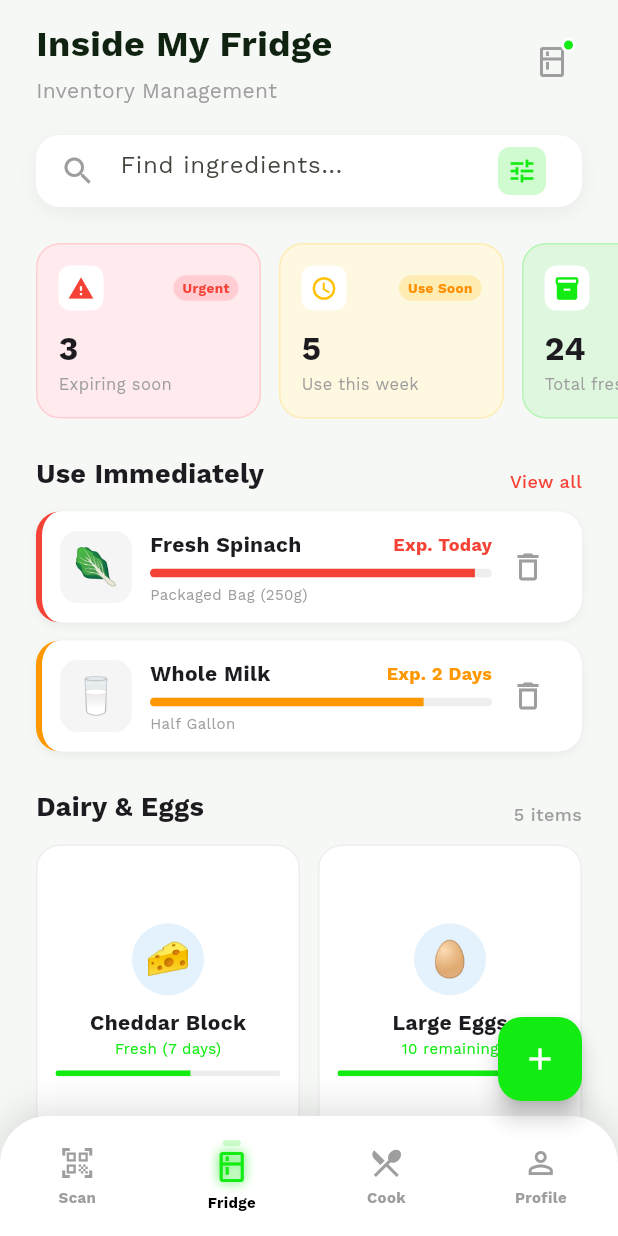
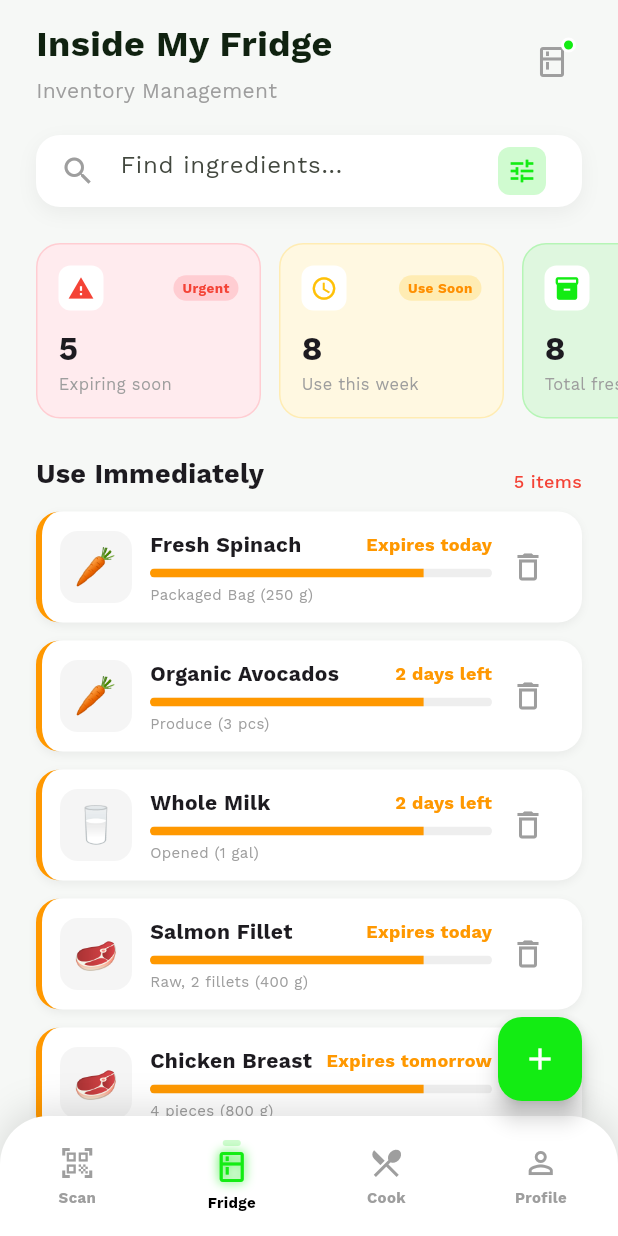
Before and after one commit to HalimACeylan/fresh-fridge, a Flutter app: the InsideFridgeScreen screen opened by its route, on a phone screen of 412 x 824 dp. Run offline on Flutter 3.47's test engine with Material 3 defaults, Android fonts, the phone set to English and light mode, and no system bars; our stand-ins replace google_fonts.

Commit message:
feat: Implement dynamic item filtering, display actual fridge items from `FridgeService`, and add an empty state to the fridge grid screen.

```diff
--- a/lib/screens/inside_fridge_screen.dart
+++ b/lib/screens/inside_fridge_screen.dart
@@ -1,5 +1,7 @@
 import 'package:flutter/material.dart';
+import 'package:fridge_app/models/fridge_item.dart';
 import 'package:fridge_app/routes.dart';
+import 'package:fridge_app/services/fridge_service.dart';
 import 'package:fridge_app/widgets/fridge_bottom_navigation.dart';
 import 'package:fridge_app/widgets/fridge_header.dart';
 
@@ -8,6 +10,11 @@ class InsideFridgeScreen extends StatelessWidget {
 
   @override
   Widget build(BuildContext context) {
+    final service = FridgeService.instance;
+    final stats = service.getStats();
+    final urgentItems = service.getExpiringItems();
+    final categories = service.getActiveCategories();
+
     return Scaffold(
       backgroundColor: const Color(0xFFF6F8F6),
       body: SafeArea(
@@ -22,91 +29,27 @@ class InsideFridgeScreen extends StatelessWidget {
                   child: ListView(
                     padding: const EdgeInsets.fromLTRB(24, 16, 24, 100),
                     children: [
-                      _buildStatsGrid(),
+                      _buildStatsGrid(stats),
                       const SizedBox(height: 24),
+                      // ── Urgent items ───────────────────────────
+                      if (urgentItems.isNotEmpty) ...[
                         _buildSectionHeader(
                           'Use Immediately',
-                        'View all',
+                          '${urgentItems.length} items',
                           isUrgent: true,
                         ),
                         const SizedBox(height: 12),
-                      _buildUrgentItem(
-                        context,
-                        icon: '🥬',
-                        name: 'Fresh Spinach',
-                        expiry: 'Exp. Today',
-                        detail: 'Packaged Bag (250g)',
-                        progress: 0.95,
-                        color: Colors.red,
+                        ...urgentItems.map(
+                          (item) => Padding(
+                            padding: const EdgeInsets.only(bottom: 12),
+                            child: _buildUrgentItem(context, item),
+                          ),
                         ),
                         const SizedBox(height: 12),
-                      _buildUrgentItem(
-                        context,
-                        icon: '🥛',
-                        name: 'Whole Milk',
-                        expiry: 'Exp. 2 Days',
-                        detail: 'Half Gallon',
-                        progress: 0.8,
-                        color: Colors.orange,
-                      ),
-                      const SizedBox(height: 24),
-                      _buildSectionHeader(
-                        'Dairy & Eggs',
-                        '5 items',
-                        isUrgent: false,
-                      ),
-                      const SizedBox(height: 12),
-                      GridView.count(
-                        shrinkWrap: true,
-                        physics: const NeverScrollableScrollPhysics(),
-                        crossAxisCount: 2,
-                        mainAxisSpacing: 12,
-                        crossAxisSpacing: 12,
-                        childAspectRatio: 0.85,
-                        children: [
-                          _buildGridItem(
-                            context,
-                            '🧀',
-                            'Cheddar Block',
-                            'Fresh (7 days)',
-                            0.6,
-                            const Color(0xFF13EC13),
-                          ),
-                          _buildGridItem(
-                            context,
-                            '🥚',
-                            'Large Eggs',
-                            '10 remaining',
-                            0.85,
-                            const Color(0xFF13EC13),
-                          ),
                       ],
-                      ),
-                      const SizedBox(height: 24),
-                      _buildSectionHeader(
-                        'Produce',
-                        '8 items',
-                        isUrgent: false,
-                      ),
-                      const SizedBox(height: 12),
-                      _buildListItem(
-                        context,
-                        '🥕',
-                        'Carrots',
-                        'Bag of 6 • Added 3 days ago',
-                        'Good',
-                        0.7,
-                        const Color(0xFF13EC13),
-                      ),
-                      const SizedBox(height: 12),
-                      _buildListItem(
-                        context,
-                        '🥑',
-                        'Avocados',
-                        '2 pcs • Ripe',
-                        'Use Soon',
-                        0.4,
-                        Colors.amber,
+                      // ── Category sections ──────────────────────
+                      ...categories.map(
+                        (cat) => _buildCategorySection(context, service, cat),
                       ),
                     ],
                   ),
@@ -136,6 +79,102 @@ class InsideFridgeScreen extends StatelessWidget {
       ),
     );
   }
+
+  // ── Category section builder ─────────────────────────────────────
+
+  Widget _buildCategorySection(
+    BuildContext context,
+    FridgeService service,
+    FridgeCategory category,
+  ) {
+    final items = service.getItemsByCategory(category);
+    if (items.isEmpty) return const SizedBox.shrink();
+
+    // Filter out items already shown in urgent section
+    final nonUrgent = items
+        .where(
+          (i) =>
+              i.freshnessStatus != FreshnessStatus.expiringSoon &&
+              i.freshnessStatus != FreshnessStatus.expired,
+        )
+        .toList();
+    if (nonUrgent.isEmpty) return const SizedBox.shrink();
+
+    return Column(
+      crossAxisAlignment: CrossAxisAlignment.start,
+      children: [
+        _buildSectionHeader(
+          category.displayName,
+          '${nonUrgent.length} items',
+          isUrgent: false,
+        ),
+        const SizedBox(height: 12),
+        if (nonUrgent.length <= 4)
+          GridView.count(
+            shrinkWrap: true,
+            physics: const NeverScrollableScrollPhysics(),
+            crossAxisCount: 2,
+            mainAxisSpacing: 12,
+            crossAxisSpacing: 12,
+            childAspectRatio: 0.85,
+            children: nonUrgent
+                .map((item) => _buildGridItem(context, item))
+                .toList(),
+          )
+        else
+          ...nonUrgent.map(
+            (item) => Padding(
+              padding: const EdgeInsets.only(bottom: 12),
+              child: _buildListItem(context, item),
+            ),
+          ),
+        const SizedBox(height: 24),
+      ],
+    );
+  }
+
+  // ── Helpers to derive display data from FridgeItem ────────────────
+
+  Color _freshnessColor(FridgeItem item) {
+    switch (item.freshnessStatus) {
+      case FreshnessStatus.fresh:
+        return const Color(0xFF13EC13);
+      case FreshnessStatus.useSoon:
+        return Colors.amber;
+      case FreshnessStatus.expiringSoon:
+        return Colors.orange;
+      case FreshnessStatus.expired:
+        return Colors.red;
+    }
+  }
+
+  double _freshnessProgress(FridgeItem item) {
+    switch (item.freshnessStatus) {
+      case FreshnessStatus.fresh:
+        return 0.3;
+      case FreshnessStatus.useSoon:
+        return 0.55;
+      case FreshnessStatus.expiringSoon:
+        return 0.8;
+      case FreshnessStatus.expired:
+        return 0.95;
+    }
+  }
+
+  String _freshnessLabel(FridgeItem item) {
+    switch (item.freshnessStatus) {
+      case FreshnessStatus.fresh:
+        return 'Fresh';
+      case FreshnessStatus.useSoon:
+        return 'Use Soon';
+      case FreshnessStatus.expiringSoon:
+        return 'Expiring';
+      case FreshnessStatus.expired:
+        return 'Expired';
+    }
+  }
+
+  // ── Reusable widgets (unchanged visuals) ─────────────────────────
 
   Widget _buildHeader(BuildContext context) {
     return FridgeHeader(
@@ -203,7 +242,7 @@ class InsideFridgeScreen extends StatelessWidget {
     );
   }
 
-  Widget _buildStatsGrid() {
+  Widget _buildStatsGrid(Map<String, int> stats) {
     return SingleChildScrollView(
       scrollDirection: Axis.horizontal,
       clipBehavior: Clip.none,
@@ -217,7 +256,7 @@ class InsideFridgeScreen extends StatelessWidget {
             badgeColor: Colors.red[100]!,
             badgeTextColor: Colors.red,
             badge: 'Urgent',
-            count: '3',
+            count: '${stats['urgent'] ?? 0}',
             label: 'Expiring soon',
           ),
           const SizedBox(width: 12),
@@ -229,7 +268,7 @@ class InsideFridgeScreen extends StatelessWidget {
             badgeColor: Colors.amber[100]!,
             badgeTextColor: Colors.amber[800]!,
             badge: 'Use Soon',
-            count: '5',
+            count: '${stats['useSoon'] ?? 0}',
             label: 'Use this week',
           ),
           const SizedBox(width: 12),
@@ -241,7 +280,7 @@ class InsideFridgeScreen extends StatelessWidget {
             badgeColor: const Color(0xFF13EC13).withOpacity(0.2),
             badgeTextColor: Colors.green,
             badge: 'Healthy',
-            count: '24',
+            count: '${stats['healthy'] ?? 0}',
             label: 'Total fresh items',
           ),
         ],
@@ -340,15 +379,10 @@ class InsideFridgeScreen extends StatelessWidget {
     );
   }
 
-  Widget _buildUrgentItem(
-    BuildContext context, {
-    required String icon,
-    required String name,
-    required String expiry,
-    required String detail,
-    required double progress,
-    required Color color,
-  }) {
+  Widget _buildUrgentItem(BuildContext context, FridgeItem item) {
+    final color = _freshnessColor(item);
+    final progress = _freshnessProgress(item);
+
     return GestureDetector(
       onTap: () {
         Navigator.pushNamed(context, AppRoutes.foodItemDetails);
@@ -377,7 +411,10 @@ class InsideFridgeScreen extends StatelessWidget {
                 borderRadius: BorderRadius.circular(12),
               ),
               child: Center(
-                child: Text(icon, style: const TextStyle(fontSize: 24)),
+                child: Text(
+                  item.category.emoji,
+                  style: const TextStyle(fontSize: 24),
+                ),
               ),
             ),
             const SizedBox(width: 12),
@@ -388,12 +425,16 @@ class InsideFridgeScreen extends StatelessWidget {
                   Row(
                     mainAxisAlignment: MainAxisAlignment.spaceBetween,
                     children: [
+                      Flexible(
+                        child: Text(
+                          item.name,
+                          style: const TextStyle(fontWeight: FontWeight.bold),
+                          overflow: TextOverflow.ellipsis,
+                        ),
+                      ),
+                      const SizedBox(width: 8),
                       Text(
-                        name,
-                        style: const TextStyle(fontWeight: FontWeight.bold),
-                      ),
-                      Text(
-                        expiry,
+                        item.expiryDisplayText,
                         style: TextStyle(
                           fontSize: 12,
                           fontWeight: FontWeight.bold,
@@ -414,7 +455,7 @@ class InsideFridgeScreen extends StatelessWidget {
                   ),
                   const SizedBox(height: 4),
                   Text(
-                    detail,
+                    '${item.notes ?? item.category.label} (${item.amountDisplay})',
                     style: const TextStyle(fontSize: 10, color: Colors.grey),
                   ),
                 ],
@@ -432,14 +473,10 @@ class InsideFridgeScreen extends StatelessWidget {
     );
   }
 
-  Widget _buildGridItem(
-    BuildContext context,
-    String icon,
-    String name,
-    String subtitle,
-    double progress,
-    Color color,
-  ) {
+  Widget _buildGridItem(BuildContext context, FridgeItem item) {
+    final color = _freshnessColor(item);
+    final progress = _freshnessProgress(item);
+
     return GestureDetector(
       onTap: () {
         Navigator.pushNamed(context, AppRoutes.foodItemDetails);
@@ -457,16 +494,24 @@ class InsideFridgeScreen extends StatelessWidget {
             CircleAvatar(
               backgroundColor: Colors.blue[50],
               radius: 24,
-              child: Text(icon, style: const TextStyle(fontSize: 24)),
+              child: Text(
+                item.category.emoji,
+                style: const TextStyle(fontSize: 24),
+              ),
             ),
             const SizedBox(height: 8),
             Text(
-              name,
+              item.name,
               style: const TextStyle(fontWeight: FontWeight.bold, fontSize: 14),
               maxLines: 1,
               overflow: TextOverflow.ellipsis,
             ),
-            Text(subtitle, style: TextStyle(fontSize: 10, color: color)),
+            Text(
+              '${_freshnessLabel(item)} (${item.expiryDisplayText})',
+              style: TextStyle(fontSize: 10, color: color),
+              maxLines: 1,
+              overflow: TextOverflow.ellipsis,
+            ),
             const SizedBox(height: 8),
             ClipRRect(
               borderRadius: BorderRadius.circular(4),
@@ -483,15 +528,10 @@ class InsideFridgeScreen extends StatelessWidget {
     );
   }
 
-  Widget _buildListItem(
-    BuildContext context,
-    String icon,
-    String name,
-    String subtitle,
-    String status,
-    double progress,
-    Color statusColor,
-  ) {
+  Widget _buildListItem(BuildContext context, FridgeItem item) {
+    final color = _freshnessColor(item);
+    final progress = _freshnessProgress(item);
+
     return GestureDetector(
       onTap: () {
         Navigator.pushNamed(context, AppRoutes.foodItemDetails);
@@ -513,7 +553,10 @@ class InsideFridgeScreen extends StatelessWidget {
                 borderRadius: BorderRadius.circular(12),
               ),
               child: Center(
-                child: Text(icon, style: const TextStyle(fontSize: 20)),
+                child: Text(
+                  item.category.emoji,
+                  style: const TextStyle(fontSize: 20),
+                ),
               ),
             ),
             const SizedBox(width: 12),
@@ -522,14 +565,14 @@ class InsideFridgeScreen extends StatelessWidget {
                 crossAxisAlignment: CrossAxisAlignment.start,
                 children: [
                   Text(
-                    name,
+                    item.name,
                     style: const TextStyle(
                       fontWeight: FontWeight.bold,
                       fontSize: 14,
                     ),
                   ),
                   Text(
-                    subtitle,
+                    '${item.amountDisplay} • ${item.expiryDisplayText}',
                     style: const TextStyle(fontSize: 10, color: Colors.grey),
                   ),
                 ],
@@ -539,11 +582,11 @@ class InsideFridgeScreen extends StatelessWidget {
               crossAxisAlignment: CrossAxisAlignment.end,
               children: [
                 Text(
-                  status,
+                  _freshnessLabel(item),
                   style: TextStyle(
                     fontSize: 12,
                     fontWeight: FontWeight.bold,
-                    color: statusColor,
+                    color: color,
                   ),
                 ),
                 const SizedBox(height: 4),
@@ -553,7 +596,7 @@ class InsideFridgeScreen extends StatelessWidget {
                     borderRadius: BorderRadius.circular(4),
                     child: LinearProgressIndicator(
                       value: progress,
-                      color: statusColor,
+                      color: color,
                       backgroundColor: Colors.grey[200],
                       minHeight: 4,
                     ),
```
Also changed, not shown: lib/screens/fridge_grid_screen.dart (+136 -100 lines), lib/screens/recent_scan_results_screen.dart (+110 -61 lines), lib/services/receipt_service.dart (+9 -2 lines). Lines whose indentation alone changed are shown as unchanged.
